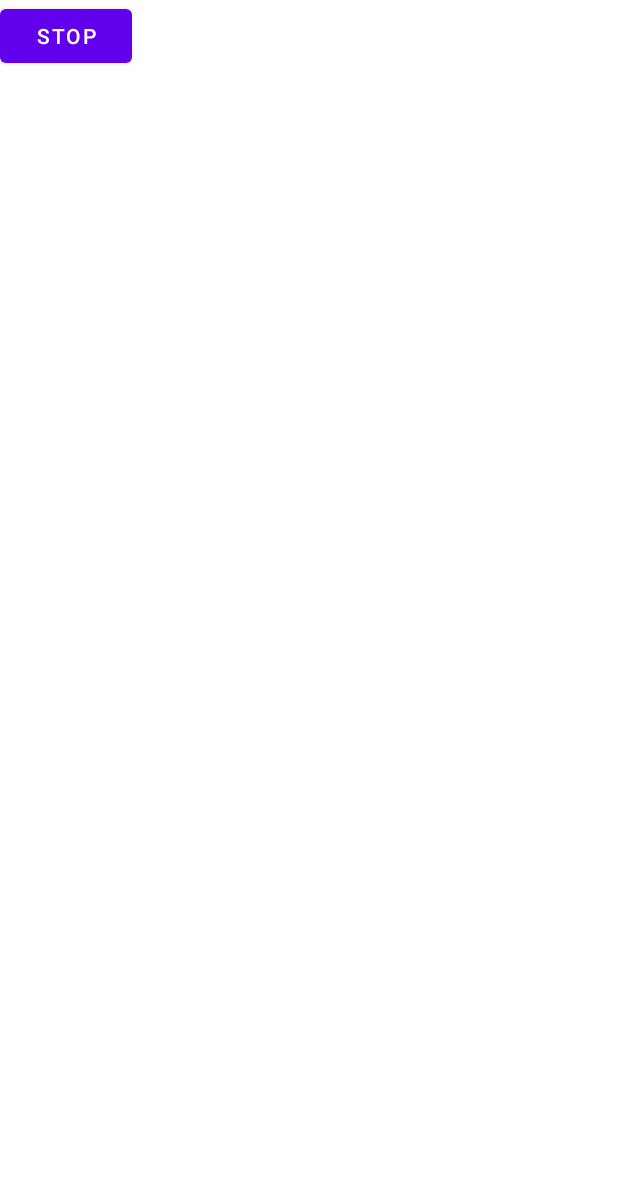
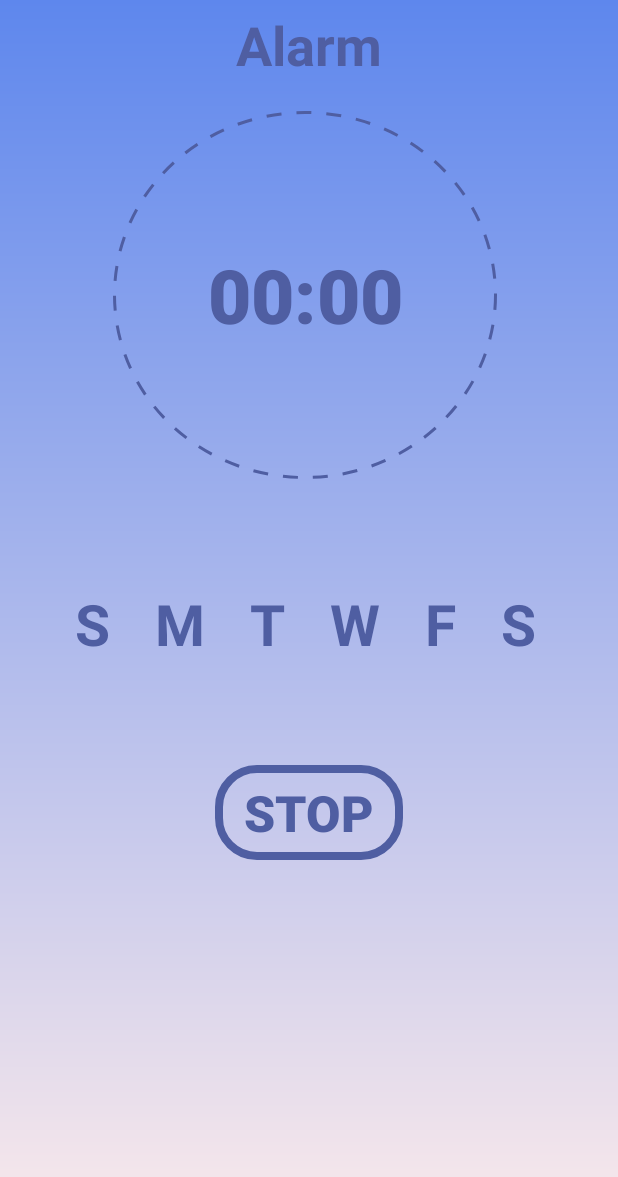
Before and after one commit to inhohyun/alarm-call, an Android app: the RingActivity screen opened directly, with no data from a screen before it, on a phone screen of 412 x 824 dp. Shown: the top 1177 px of the screen. Run offline under Robolectric (Android 15) with nearby library versions, the phone set to English and light mode, and no system bars.

Commit message:
울릴때화면 수정

```diff
--- a/app/src/main/res/layout/running.xml
+++ b/app/src/main/res/layout/running.xml
@@ -1,12 +1,133 @@
 <?xml version="1.0" encoding="utf-8"?>
 <LinearLayout xmlns:android="http://schemas.android.com/apk/res/android"
     android:layout_width="match_parent"
-    android:layout_height="match_parent">
+    android:layout_height="match_parent"
+    xmlns:tools="http://schemas.android.com/tools"
+    android:background="@drawable/ellipse_1"
+    android:orientation="vertical"
 
-    <Button
+    >
+
+    <LinearLayout
+        android:layout_width="match_parent"
+        android:layout_height="390dp"
+        android:orientation="vertical"
+        >
+
+        <TextView
+            android:layout_width="wrap_content"
+            android:layout_height="wrap_content"
+            android:layout_gravity="center"
+            android:layout_marginTop="5dp"
+            android:textColor="#4f5ea2"
+            android:textSize="36sp"
+            android:textStyle="bold"
+            android:text="Alarm" />
+
+        <android.widget.Button
+            android:id="@+id/myImageView"
+            android:layout_width="256dp"
+            android:layout_height="245dp"
+            android:layout_marginLeft="75dp"
+            android:layout_marginTop="20dp"
+            android:background="@drawable/line"
+            android:layerType="software"
+            android:text="00:00"
+            android:textColor="#4f5ea2"
+            android:textSize="50dp"
+            android:textStyle="bold">
+
+        </android.widget.Button>
+
+
+    </LinearLayout>
+
+    <LinearLayout
+        android:layout_width="match_parent"
+        android:layout_height="70dp"
+        android:orientation="horizontal"
+        >
+
+
+        <TextView
+            xmlns:android="http://schemas.android.com/apk/res/android"
+            android:layout_width="wrap_content"
+            android:layout_height="wrap_content"
+
+            android:textStyle="bold"
+            android:textSize="38dp"
+            android:textColor="#4f5ea2"
+            android:layout_marginLeft="50dp"
+            android:gravity="center_horizontal"
+            android:text="S"/>
+
+        <TextView
+            xmlns:android="http://schemas.android.com/apk/res/android"
+            android:layout_width="wrap_content"
+            android:layout_height="wrap_content"
+            android:layout_marginLeft="30dp"
+            android:textStyle="bold"
+            android:textSize="38dp"
+            android:textColor="#4f5ea2"
+            android:gravity="center_horizontal"
+            android:text="M"/>
+
+        <TextView
+            xmlns:android="http://schemas.android.com/apk/res/android"
+            android:layout_width="wrap_content"
+            android:layout_height="wrap_content"
+            android:layout_marginLeft="30dp"
+            android:textStyle="bold"
+            android:textSize="38dp"
+            android:textColor="#4f5ea2"
+            android:gravity="center_horizontal"
+            android:text="T"/>
+
+        <TextView
+            xmlns:android="http://schemas.android.com/apk/res/android"
+            android:layout_width="wrap_content"
+            android:layout_height="wrap_content"
+            android:layout_marginLeft="30dp"
+            android:textStyle="bold"
+            android:textSize="38dp"
+            android:textColor="#4f5ea2"
+            android:gravity="center_horizontal"
+            android:text="W"/>
+
+        <TextView
+            xmlns:android="http://schemas.android.com/apk/res/android"
+            android:layout_width="wrap_content"
+            android:layout_height="wrap_content"
+            android:layout_marginLeft="30dp"
+            android:textStyle="bold"
+            android:textSize="38dp"
+            android:textColor="#4f5ea2"
+            android:gravity="center_horizontal"
+            android:text="F"/>
+
+        <TextView
+            xmlns:android="http://schemas.android.com/apk/res/android"
+            android:layout_width="wrap_content"
+            android:layout_height="wrap_content"
+            android:layout_marginLeft="30dp"
+            android:textStyle="bold"
+            android:textSize="38dp"
+            android:textColor="#4f5ea2"
+            android:gravity="center_horizontal"
+            android:text="S"/>
+
+    </LinearLayout>
+
+    <android.widget.Button
         android:id="@+id/btn_stop"
-        android:layout_width="wrap_content"
-        android:layout_height="wrap_content"
-        android:text="stop"></Button>
+        android:layout_width="125dp"
+        android:layout_height="63dp"
+        android:layout_gravity="center"
+        android:layout_marginTop="50dp"
+        android:textColor="#4f5ea2"
+        android:textSize="33sp"
+        android:textStyle="bold"
+        android:background="@drawable/test"
+        android:text="stop"/>
 
 </LinearLayout>
```
